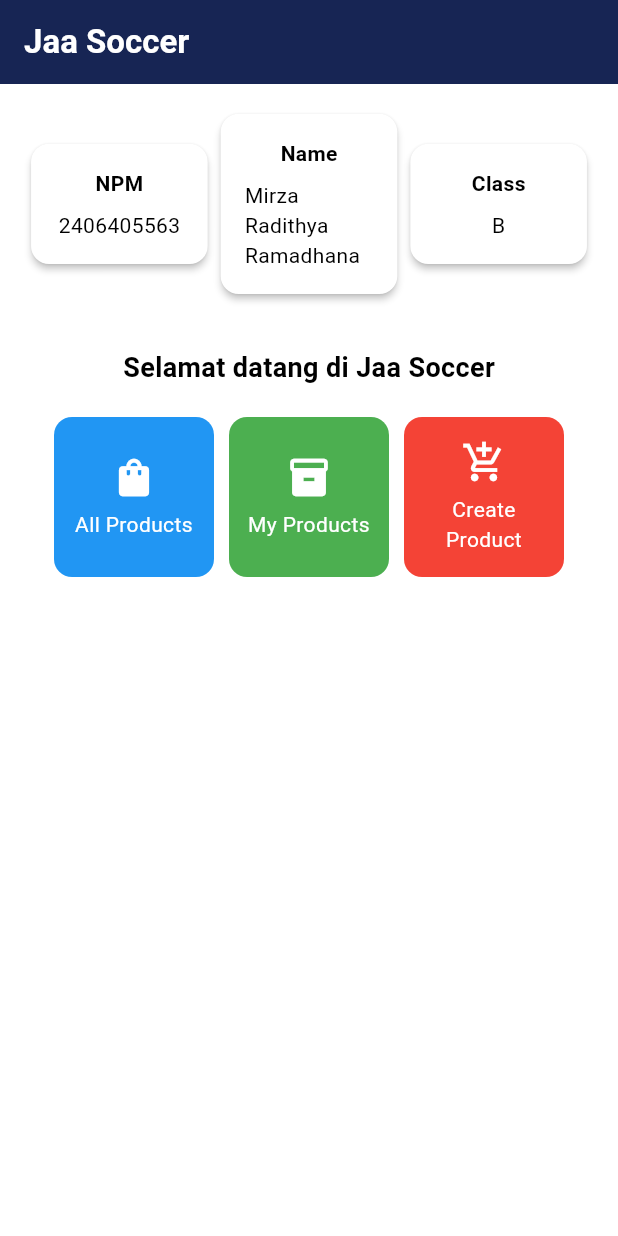
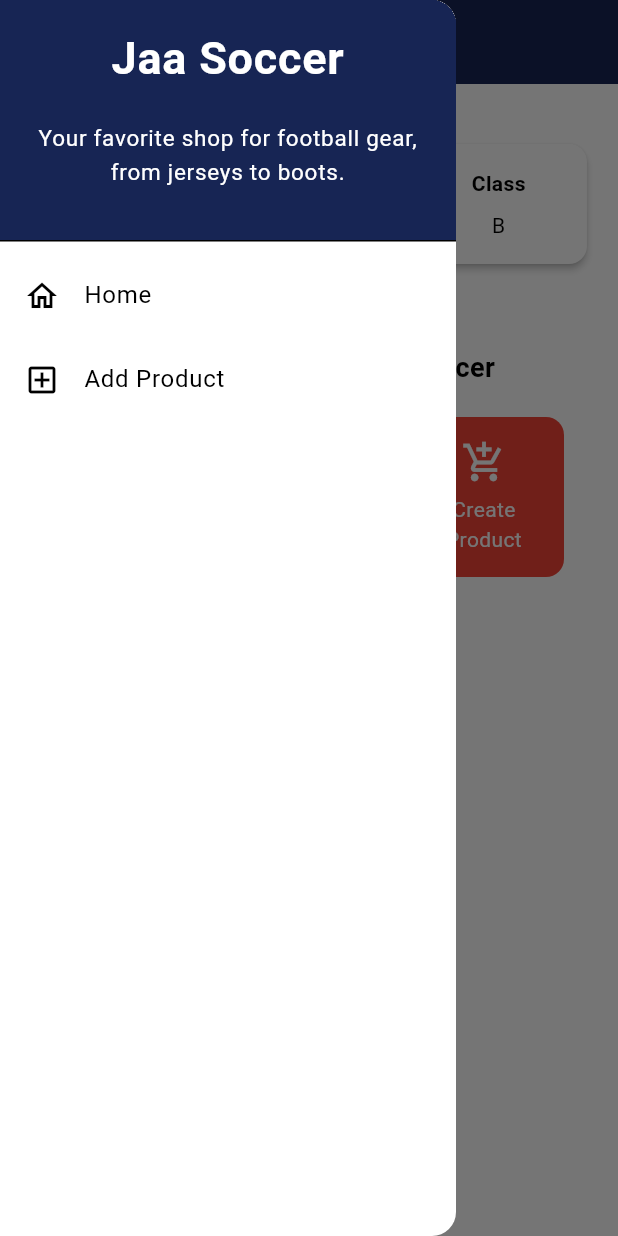
Before and after one commit to JaaTzy14/jaa-soccer-mobile, a Flutter app: the screen it shows after launch, with the side drawer open (before the commit the screen has no drawer), on a phone screen of 412 x 824 dp. Run offline on Flutter 3.47's test engine with Material 3 defaults, Android fonts, the phone set to English and light mode, and no system bars.

Commit message:
Tugas 8 done

```diff
--- a/lib/main.dart
+++ b/lib/main.dart
@@ -1,5 +1,5 @@
 import 'package:flutter/material.dart';
-import 'package:jaa_soccer/menu.dart';
+import 'package:jaa_soccer/screens/menu.dart';
 
 void main() {
   runApp(const MyApp());
@@ -19,6 +19,44 @@ class MyApp extends StatelessWidget {
           secondary: Color(0xFF2563EB),
         ),
         useMaterial3: true,
+        inputDecorationTheme: InputDecorationTheme(
+          filled: true,
+          fillColor: Colors.white,
+          border: OutlineInputBorder(
+            borderRadius: BorderRadius.circular(8),
+            borderSide: const BorderSide(width: 1.0, color: Colors.grey),
+          ),
+          enabledBorder: OutlineInputBorder(
+            borderRadius: BorderRadius.circular(8),
+            borderSide: const BorderSide(width: 1.0, color: Colors.grey),
+          ),
+          focusedBorder: OutlineInputBorder(
+            borderRadius: BorderRadius.circular(8),
+            borderSide: BorderSide(
+              width: 4.0,
+              color: Color(0xFF2563EB),
+            ),
+          ),
+          errorBorder: OutlineInputBorder(
+            borderRadius: BorderRadius.circular(8),
+            borderSide: const BorderSide(color: Colors.red),
+          ),
+          focusedErrorBorder: OutlineInputBorder(
+            borderRadius: BorderRadius.circular(8),
+            borderSide: const BorderSide(color: Colors.redAccent, width: 1.5),
+          ),
+          labelStyle: const TextStyle(color: Color(0xFF172554)),
+          errorStyle: const TextStyle(color: Colors.red, fontWeight: FontWeight.w600),
+          floatingLabelStyle: WidgetStateTextStyle.resolveWith((states) {
+            if (states.contains(WidgetState.error)) {
+              return const TextStyle(color: Colors.red);
+            }
+            if (states.contains(WidgetState.focused)) {
+              return const TextStyle(color: Color(0xFF172554));
+            }
+            return const TextStyle(color: Color(0xFF172554));
+          }),
+        )
       ),
       home: MyHomePage(),
     );
--- a/lib/menu.dart
+++ b/lib/screens/menu.dart
@@ -1,4 +1,6 @@
 import 'package:flutter/material.dart';
+import 'package:jaa_soccer/screens/products_form.dart';
+import 'package:jaa_soccer/widgets/left_drawer.dart';
 
 class MyHomePage extends StatelessWidget {
     MyHomePage({super.key});
@@ -23,8 +25,12 @@ class MyHomePage extends StatelessWidget {
             fontWeight: FontWeight.bold,
           ),
         ),
+        iconTheme: const IconThemeData(
+          color: Colors.white,
+        ),
         backgroundColor: Theme.of(context).colorScheme.primary,
       ),
+      drawer: LeftDrawer(),
       body: Padding(
         padding: const EdgeInsets.all(16.0),
         child: Column(
@@ -134,6 +140,14 @@ class ItemCard extends StatelessWidget {
             ..showSnackBar(
               SnackBar(content: Text("Kamu telah menekan tombol ${item.name}!"))
             );
+
+            if (item.name == "Create Product") {
+              Navigator.push(
+                context,
+                MaterialPageRoute(
+                  builder: (context) => ProductFormPage(),
+              ));
+            }
         },
         child: Container(
           padding: const EdgeInsets.all(8),
--- /dev/null
+++ b/lib/widgets/left_drawer.dart
@@ -0,0 +1,66 @@
+import 'package:flutter/material.dart';
+import 'package:jaa_soccer/screens/menu.dart';
+import 'package:jaa_soccer/screens/products_form.dart';
+
+class LeftDrawer extends StatelessWidget {
+  const LeftDrawer({super.key});
+
+  @override
+  Widget build(BuildContext context) {
+    return Drawer(
+      child: ListView(
+        children: [
+          DrawerHeader(
+            decoration: BoxDecoration(
+              color: Theme.of(context).colorScheme.primary,
+            ),
+            child: Column(
+              children: [
+                Text(
+                  'Jaa Soccer',
+                  textAlign: TextAlign.center,
+                  style: TextStyle(
+                    fontSize: 30,
+                    fontWeight: FontWeight.bold,
+                    color: Colors.white,
+                  ),
+                ),
+                Padding(padding: EdgeInsets.all(10)),
+                Text("Your favorite shop for football gear, from jerseys to boots.",
+                  textAlign: TextAlign.center,
+                  style: TextStyle(
+                    fontSize: 15,
+                    color: Colors.white,
+                    fontWeight: FontWeight.normal,
+                  ),
+                ),
+              ],
+            ),
+          ),
+          ListTile(
+            leading: const Icon(Icons.home_outlined),
+            title: const Text('Home'),
+            onTap: () {
+              Navigator.pushReplacement(
+                context,
+                MaterialPageRoute(
+                  builder: (context) => MyHomePage(),
+              ));
+            },
+          ),
+          ListTile(
+            leading: const Icon(Icons.add_box_outlined),
+            title: const Text('Add Product'),
+            onTap: () {
+              Navigator.pushReplacement(
+                context,
+                MaterialPageRoute(
+                  builder: (context) => ProductFormPage(),
+              ));
+            },
+          ),
+        ],
+      ),
+    );
+  }
+}
```
Also changed, not shown: lib/screens/products_form.dart (added, +296 -0 lines).
